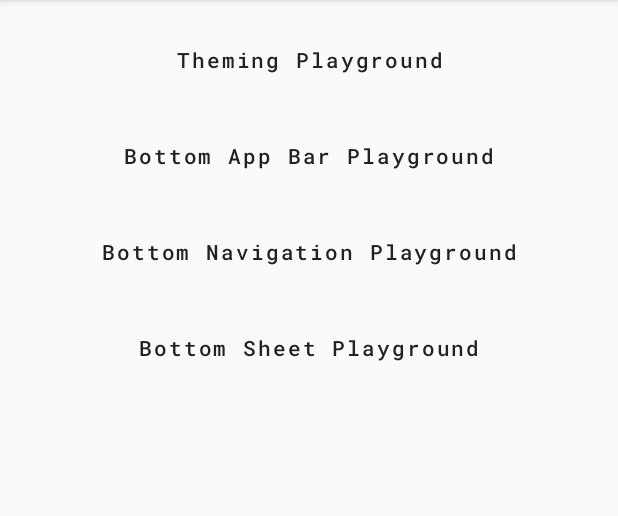
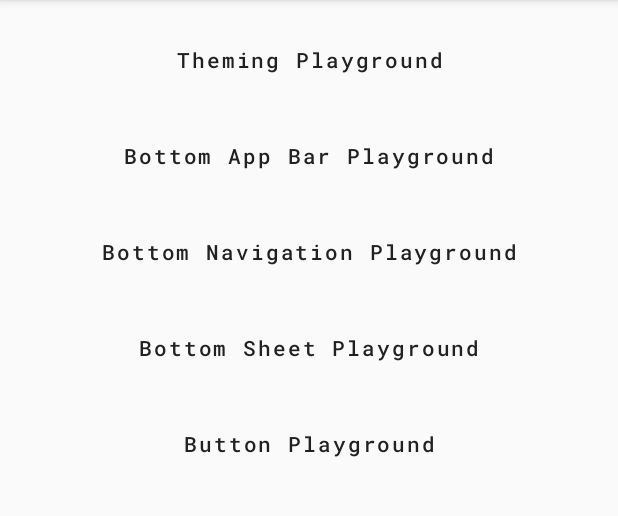
Before and after one commit to ricknout/android-mdc-theming, an Android app: the screen it shows after launch (MainActivity), on a phone screen of 412 x 824 dp, the part 84-600 px from its top. Run offline under Robolectric (Android 15) with nearby library versions, the phone set to English and light mode, and no system bars.

Commit message:
Add Button playground

```diff
--- a/app/src/main/AndroidManifest.xml
+++ b/app/src/main/AndroidManifest.xml
@@ -37,6 +37,11 @@
                 android:label="@string/title_bottom_sheet"
                 android:theme="@style/AppTheme.BottomSheet.Themed" />
 
+        <activity
+                android:name=".button.ButtonActivity"
+                android:label="@string/title_button"
+                android:theme="@style/AppTheme.Button.Themed" />
+
         <meta-data android:name="preloaded_fonts" android:resource="@array/preloaded_fonts"/>
 
     </application>
--- a/app/src/main/java/com/ricknout/mdctheming/MainActivity.kt
+++ b/app/src/main/java/com/ricknout/mdctheming/MainActivity.kt
@@ -6,6 +6,7 @@ import androidx.appcompat.app.AppCompatActivity
 import com.ricknout.mdctheming.bottomappbar.BottomAppBarActivity
 import com.ricknout.mdctheming.bottomnavigation.BottomNavigationActivity
 import com.ricknout.mdctheming.bottomsheet.BottomSheetActivity
+import com.ricknout.mdctheming.button.ButtonActivity
 import com.ricknout.mdctheming.theming.ThemingActivity
 import kotlinx.android.synthetic.main.activity_main.*
 
@@ -26,5 +27,8 @@ class MainActivity : AppCompatActivity() {
         bottomSheetPlaygroundButton.setOnClickListener {
             startActivity(Intent(this, BottomSheetActivity::class.java))
         }
+        buttonPlaygroundButton.setOnClickListener {
+            startActivity(Intent(this, ButtonActivity::class.java))
+        }
     }
 }
--- /dev/null
+++ b/app/src/main/res/color/button_ripple_color.xml
@@ -0,0 +1,10 @@
+<?xml version="1.0" encoding="utf-8"?>
+<selector xmlns:android="http://schemas.android.com/apk/res/android">
+
+    <item android:alpha="0.16" android:color="?attr/colorOnSecondary" android:state_pressed="true"/>
+    <item android:alpha="0.32" android:color="?attr/colorOnSecondary" android:state_focused="true" android:state_hovered="true"/>
+    <item android:alpha="0.24" android:color="?attr/colorOnSecondary" android:state_focused="true"/>
+    <item android:alpha="0.08" android:color="?attr/colorOnSecondary" android:state_hovered="true"/>
+    <item android:alpha="0.00" android:color="?attr/colorOnSecondary"/>
+
+</selector>
--- a/app/src/main/res/layout/activity_main.xml
+++ b/app/src/main/res/layout/activity_main.xml
@@ -49,4 +49,15 @@
             style="@style/Widget.MaterialComponents.Button.TextButton"
             android:text="Bottom Sheet Playground" />
 
+    <com.google.android.material.button.MaterialButton
+            android:id="@+id/buttonPlaygroundButton"
+            android:layout_width="0dp"
+            android:layout_height="wrap_content"
+            android:layout_marginTop="16dp"
+            app:layout_constraintTop_toBottomOf="@id/bottomSheetPlaygroundButton"
+            app:layout_constraintStart_toStartOf="parent"
+            app:layout_constraintEnd_toEndOf="parent"
+            style="@style/Widget.MaterialComponents.Button.TextButton"
+            android:text="Button Playground" />
+
 </androidx.constraintlayout.widget.ConstraintLayout>
--- a/app/src/main/res/values/strings.xml
+++ b/app/src/main/res/values/strings.xml
@@ -5,6 +5,7 @@
     <string name="title_theming">Theming</string>
     <string name="title_bottom_app_bar">Bottom App Bar</string>
     <string name="title_bottom_navigation">Bottom Navigation</string>
-    <string name="title_bottom_sheet">Bottom Sheet</string>
+    <string name="title_bottom_sheet">Bottom Sheets</string>
+    <string name="title_button">Buttons</string>
 
 </resources>
--- a/app/src/main/res/values/styles.xml
+++ b/app/src/main/res/values/styles.xml
@@ -73,6 +73,8 @@
     <style name="AppButton" parent="Widget.MaterialComponents.Button">
         <item name="backgroundTint">?attr/colorSecondary</item>
         <item name="android:textColor">@color/button_text_color</item>
+        <item name="iconTint">@color/button_text_color</item>
+        <item name="rippleColor">@color/button_ripple_color</item>
     </style>
 
     <style name="AppTextField" parent="Widget.MaterialComponents.TextInputLayout.FilledBox">
--- /dev/null
+++ b/app/src/main/res/values/styles_button.xml
@@ -0,0 +1,46 @@
+<?xml version="1.0" encoding="utf-8"?>
+<resources>
+
+    <style name="AppTheme.Button" parent="Theme.MaterialComponents.Light" />
+
+    <style name="AppTheme.Button.Themed" parent="Theme.MaterialComponents.Light.DarkActionBar">
+        <!-- Global color attributes -->
+        <item name="colorPrimary">#212121</item>
+        <item name="colorPrimaryVariant">#000000</item>
+        <item name="android:statusBarColor">?attr/colorPrimaryVariant</item>
+        <item name="colorOnPrimary">#FFFFFF</item>
+        <item name="colorSecondary">#2962FF</item>
+        <item name="colorSecondaryVariant">#0039CB</item>
+        <item name="colorOnSecondary">#FFFFFF</item>
+        <item name="colorError">#F44336</item>
+        <item name="colorOnError">#FFFFFF</item>
+        <item name="colorSurface">#FFFFFF</item>
+        <item name="colorOnSurface">#212121</item>
+        <item name="android:colorBackground">@color/colorBackground</item>
+        <item name="colorOnBackground">#212121</item>
+        <!-- Global type attributes -->
+        <item name="textAppearanceButton">@style/AppTextAppearance.Button</item>
+        <item name="fontFamily">@font/roboto_mono</item>
+        <item name="android:fontFamily">@font/roboto_mono</item>
+        <!-- Global shape attributes -->
+        <item name="shapeAppearanceSmallComponent">@style/AppShapeAppearance.SmallComponent</item>
+        <item name="shapeAppearanceMediumComponent">@style/AppShapeAppearance.MediumComponent</item>
+        <item name="shapeAppearanceLargeComponent">@style/AppShapeAppearance.LargeComponent</item>
+        <!-- Button widget style attributes -->
+        <item name="materialButtonStyle">@style/AppButton2</item>
+        <item name="materialButtonOutlinedStyle">@style/AppOutlinedButton</item>
+    </style>
+
+    <!-- Using AppButton2 to avoid conflicts with the main playground style -->
+    <style name="AppButton2" parent="Widget.MaterialComponents.Button">
+        <item name="backgroundTint">?attr/colorSecondary</item>
+        <item name="android:textColor">@color/button_text_color</item>
+        <item name="iconTint">@color/button_text_color</item>
+        <item name="rippleColor">@color/button_ripple_color</item>
+    </style>
+
+    <style name="AppOutlinedButton" parent="Widget.MaterialComponents.Button.OutlinedButton">
+        <item name="strokeWidth">1dp</item>
+    </style>
+
+</resources>
```
Also changed, not shown: app/src/main/java/com/ricknout/mdctheming/button/ButtonActivity.kt (added, +36 -0 lines), app/src/main/res/drawable/ic_hide_color_control_normal_18dp.xml (added, +11 -0 lines), app/src/main/res/drawable/ic_refresh_color_control_normal_18dp.xml (added, +10 -0 lines), app/src/main/res/drawable/ic_show_color_control_normal_18dp.xml (added, +11 -0 lines), app/src/main/res/layout/activity_button.xml (added, +112 -0 lines).
